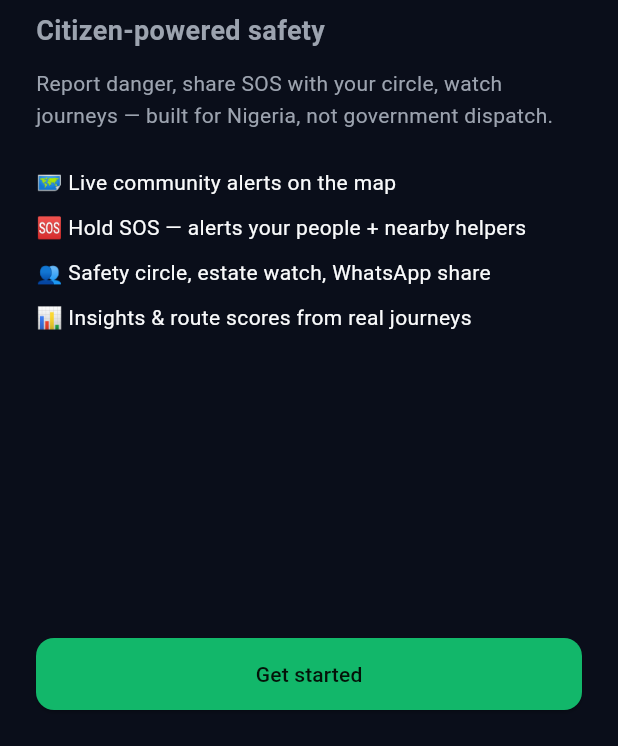
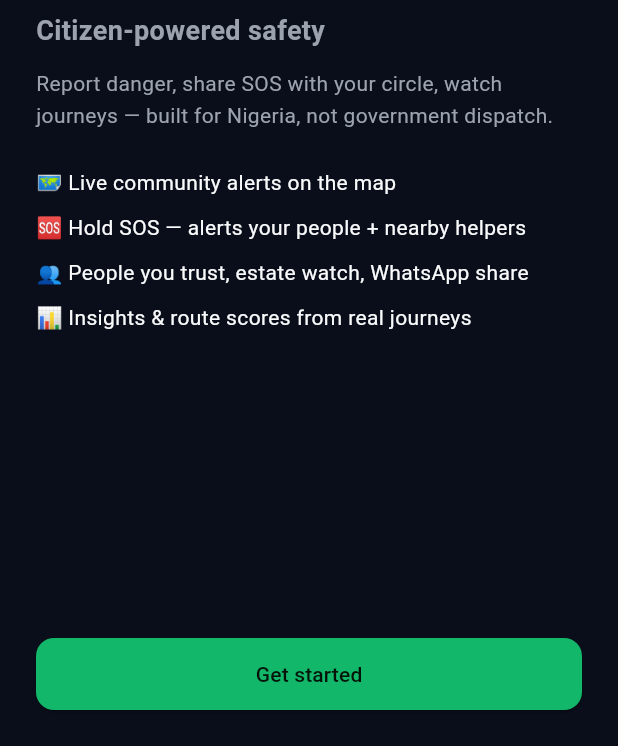
Before and after one commit to jamesbod0001-cleer/SafeAlert, a Flutter app: the screen it shows after launch, on a phone screen of 412 x 824 dp, the part 490-1236 px from its top. Run offline on Flutter 3.47's test engine with Material 3 defaults, Android fonts, the phone set to English and light mode, and no system bars; our stand-ins replace firebase_core, firebase_messaging, flutter_map, flutter_tts, geolocator, go_router and 4 more; accounts and stored records are empty; network calls fail.

Commit message:
Use plain Nigerian English across the app UI.
Replace jargon like circle member and journey watch with trusted contact, my people, and share my trip on web, Flutter, and legal copy.

Co-authored-by: Cursor <cursoragent@cursor.com>

```diff
--- a/flutter_app/lib/core/i18n/app_i18n.dart
+++ b/flutter_app/lib/core/i18n/app_i18n.dart
@@ -111,11 +111,11 @@ class AppI18n {
       'pcm': 'Routes',
     },
     'circle_tab': {
-      'en': 'Circle',
-      'ha': 'Daular',
-      'yo': 'Ẹgbẹ́',
-      'ig': 'Otu',
-      'pcm': 'Circle',
+      'en': 'My People',
+      'ha': 'Mutanena',
+      'yo': 'Awọn eniyan mi',
+      'ig': 'Ndị m',
+      'pcm': 'My People',
     },
     'report_tab': {
       'en': 'Report',
@@ -134,11 +134,11 @@ class AppI18n {
 
     // ── Panic / SOS ──
     'sos': {
-      'en': 'Citizen SOS',
-      'ha': 'SOS na jama\'a',
-      'yo': 'SOS araalu',
-      'ig': 'SOS obodo',
-      'pcm': 'Citizen SOS',
+      'en': 'SOS',
+      'ha': 'SOS',
+      'yo': 'SOS',
+      'ig': 'SOS',
+      'pcm': 'SOS',
     },
     'panic_hold': {
       'en': 'Hold 3 seconds to activate',
@@ -148,11 +148,11 @@ class AppI18n {
       'pcm': 'Hold 3 seconds make e activate',
     },
     'panic_guest_toast': {
-      'en': 'SOS active — WhatsApp your circle. Sign in for nearby helpers.',
+      'en': 'SOS active — WhatsApp your people. Sign in for nearby helpers too.',
       'ha': 'SOS yana aiki — aika WhatsApp zuwa mutanenka.',
       'yo': 'SOS ti n ṣiṣẹ — fi WhatsApp ranṣẹ si awọn eniyan rẹ.',
       'ig': 'SOS na-arụ ọrụ — zipu WhatsApp na ndị gị.',
-      'pcm': 'SOS don activate — WhatsApp your circle.',
+      'pcm': 'SOS don activate — WhatsApp your people.',
     },
     'panic_offline_toast': {
       'en': 'Server unreachable — use WhatsApp SOS below',
@@ -169,11 +169,11 @@ class AppI18n {
       'pcm': 'Share for WhatsApp make more people see',
     },
     'panic_active_voice': {
-      'en': 'Citizen SOS active. Your circle is being alerted.',
+      'en': 'SOS active. Your people are being alerted.',
       'ha': 'SOS na jama\'a yana aiki.',
       'yo': 'SOS araalu ti n ṣiṣẹ.',
       'ig': 'SOS obodo na-arụ ọrụ.',
-      'pcm': 'Citizen SOS don activate.',
+      'pcm': 'SOS don activate.',
     },
     'panic_sub_local': {
       'en': 'Local SOS — WhatsApp & calls below. Sign in for nearby helpers.',
@@ -190,7 +190,7 @@ class AppI18n {
       'pcm': 'Hold for SOS — no sign-in needed',
     },
     'guest_sos_banner': {
-      'en': 'SOS works without sign-in. Sign in to reach nearby helpers too.',
+      'en': 'SOS works without sign-in. Sign in to save your people list and reach nearby helpers.',
       'ha': 'SOS yana aiki ba tare da shiga ba.',
       'yo': 'SOS ṣiṣẹ lai wiwọle.',
       'ig': 'SOS na-arụ ọrụ na-enweghị ịbanye.',
@@ -253,11 +253,11 @@ class AppI18n {
       'pcm': 'Check-in 1h',
     },
     'women_my_circle': {
-      'en': 'My circle',
+      'en': 'My people',
       'ha': 'Daular ta',
       'yo': 'Ẹgbẹ́ mi',
       'ig': 'Otu m',
-      'pcm': 'My circle',
+      'pcm': 'My people',
     },
     'women_safety_tips': {
       'en': 'Safety tips',
@@ -274,7 +274,7 @@ class AppI18n {
       'pcm': 'Medical & road crash',
     },
     'medical_hub_hint': {
-      'en': 'No single ambulance app in Nigeria — you tap who to call (112, hospital, FRSC). SOS alerts your circle + skilled helpers.',
+      'en': 'No one ambulance app for all Nigeria — you choose who to call (112, hospital, FRSC). SOS alerts your people and nearby helpers.',
       'ha': 'Ba aikace-aikacen ambulance guda ba — ka kira wanda kake so. SOS na sanar da mutanenka.',
       'yo': 'Ko si app ambulance kan — o ti pẹlu ti o fi pe. SOS ma san circle re.',
       'ig': 'Enweghị otu ambulance app — ị na-akpọ onye ị chọrọ. SOS na-eme ka circle gị mara.',
@@ -341,7 +341,7 @@ class AppI18n {
       'pcm': 'Need help',
     },
     'start_journey': {
-      'en': 'Start journey',
+      'en': 'Start trip',
       'ha': 'Fara tafiya',
       'yo': 'Bẹrẹ irin ajo',
       'ig': 'Malite njem',
@@ -380,14 +380,14 @@ class AppI18n {
       'pcm': 'Safe road',
     },
     'stat_my_circle': {
-      'en': 'My circle',
+      'en': 'My people',
       'ha': 'Daular na',
       'yo': 'Ẹgbẹ́ mi',
       'ig': 'Otu m',
-      'pcm': 'My circle',
+      'pcm': 'My people',
     },
     'view_insights': {
-      'en': 'Safety insights →',
+      'en': 'See safety updates →',
       'ha': 'Duba bayanan tsaro →',
       'yo': 'Wo ìmọ̀ ààbò →',
       'ig': 'Lee nghọta nchekwa →',
@@ -417,7 +417,7 @@ class AppI18n {
 
     // ── Insights ──
     'insights_title': {
-      'en': 'Safety Insights',
+      'en': 'Safety updates',
       'ha': 'Bayanan Tsaro',
       'yo': 'Ìmọ̀ Ààbò',
       'ig': 'Nghọta Nchekwa',
@@ -575,7 +575,7 @@ class AppI18n {
       'pcm': 'Routes',
     },
     'nav_circle': {
-      'en': 'Circle',
+      'en': 'My People',
       'ha': 'Da\'ira',
       'yo': 'Agbègbè',
       'ig': 'Gburugburu',
--- a/flutter_app/lib/features/circle/circle_screen.dart
+++ b/flutter_app/lib/features/circle/circle_screen.dart
@@ -36,7 +36,7 @@ class _CircleScreenState extends State<CircleScreen> {
           child: Column(
             mainAxisAlignment: MainAxisAlignment.center,
             children: [
-              const Text('Safety circle, estates & groups require sign-in', textAlign: TextAlign.center, style: TextStyle(color: AppColors.text2)),
+              const Text('Sign in to add people you trust', textAlign: TextAlign.center, style: TextStyle(color: AppColors.text2)),
               const SizedBox(height: 16),
               ElevatedButton(onPressed: () => ProfileSheet.show(context), child: const Text('Sign in')),
             ],
@@ -53,9 +53,9 @@ class _CircleScreenState extends State<CircleScreen> {
       child: ListView(
         padding: const EdgeInsets.all(16),
         children: [
-          _section('👥 Safety circle', [
+          _section('👥 People you trust', [
             if (app.circle.isEmpty)
-              const Text('Add people who get your SOS & journey alerts', style: TextStyle(color: AppColors.text2, fontSize: 13))
+              const Text('Who gets your SOS and trip alerts', style: TextStyle(color: AppColors.text2, fontSize: 13))
             else
               ...app.circle.map((m) => ListTile(
                     title: Text(m.name),
--- a/flutter_app/lib/features/onboarding/onboarding_screen.dart
+++ b/flutter_app/lib/features/onboarding/onboarding_screen.dart
@@ -204,7 +204,7 @@ class _OnboardingScreenState extends State<OnboardingScreen> {
           const SizedBox(height: 24),
           _bullet('🗺️ Live community alerts on the map'),
           _bullet('🆘 Hold SOS — alerts your people + nearby helpers'),
-          _bullet('👥 Safety circle, estate watch, WhatsApp share'),
+          _bullet('👥 People you trust, estate watch, WhatsApp share'),
           _bullet('📊 Insights & route scores from real journeys'),
           const Spacer(),
         ],
--- a/flutter_app/lib/features/profile/profile_sheet.dart
+++ b/flutter_app/lib/features/profile/profile_sheet.dart
@@ -83,7 +83,7 @@ class _ProfileBodyState extends State<_ProfileBody> {
           Text(
             signInOnly
                 ? AppI18n.t(lang, 'guest_sos_banner')
-                : 'Map & report without sign-in. Phone + OTP for circle sync & journey.',
+                : 'Map & report without sign-in. Phone + OTP for your people list & trip sharing.',
             style: const TextStyle(fontSize: 12, color: AppColors.text2, height: 1.4),
           ),
           const SizedBox(height: 16),
@@ -139,8 +139,8 @@ class _ProfileBodyState extends State<_ProfileBody> {
               ),
               SwitchListTile(
                 contentPadding: EdgeInsets.zero,
-                title: const Text('Available as helper'),
-                subtitle: const Text('Respond to nearby SOS'),
+                title: const Text('I can help people nearby'),
+                subtitle: const Text('When someone near you needs SOS'),
                 value: app.preferences['responder_available'] == true,
                 onChanged: (v) async {
                   await app.api.updateResponderProfile(
```
Also changed, not shown: 16 other files.
